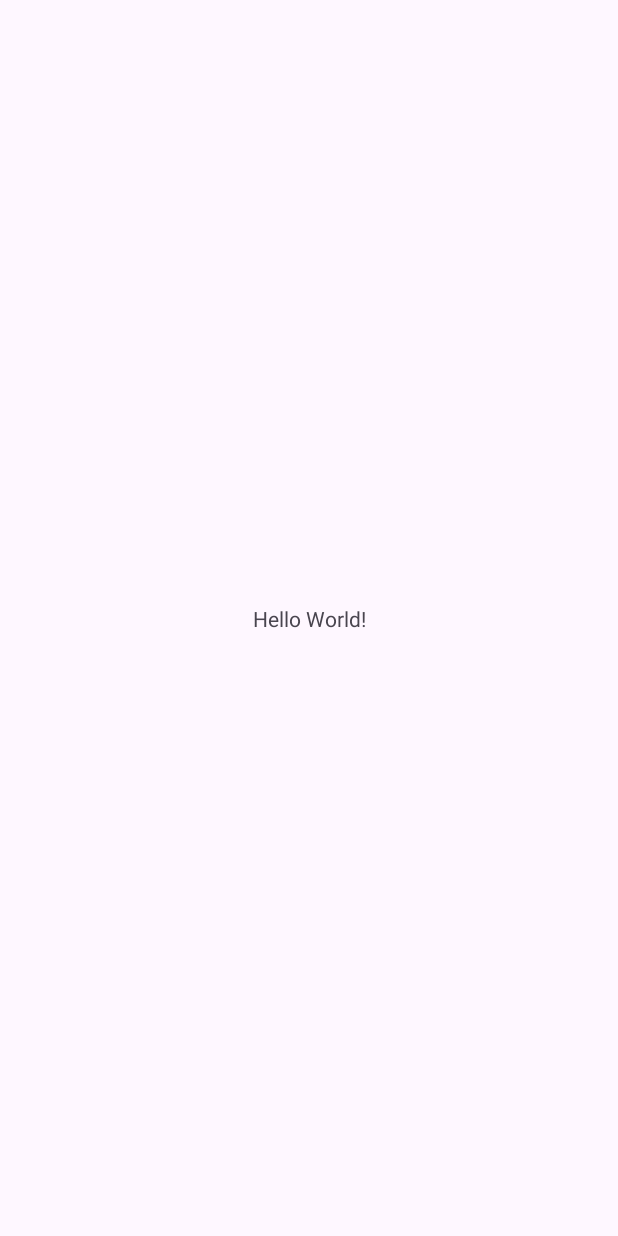
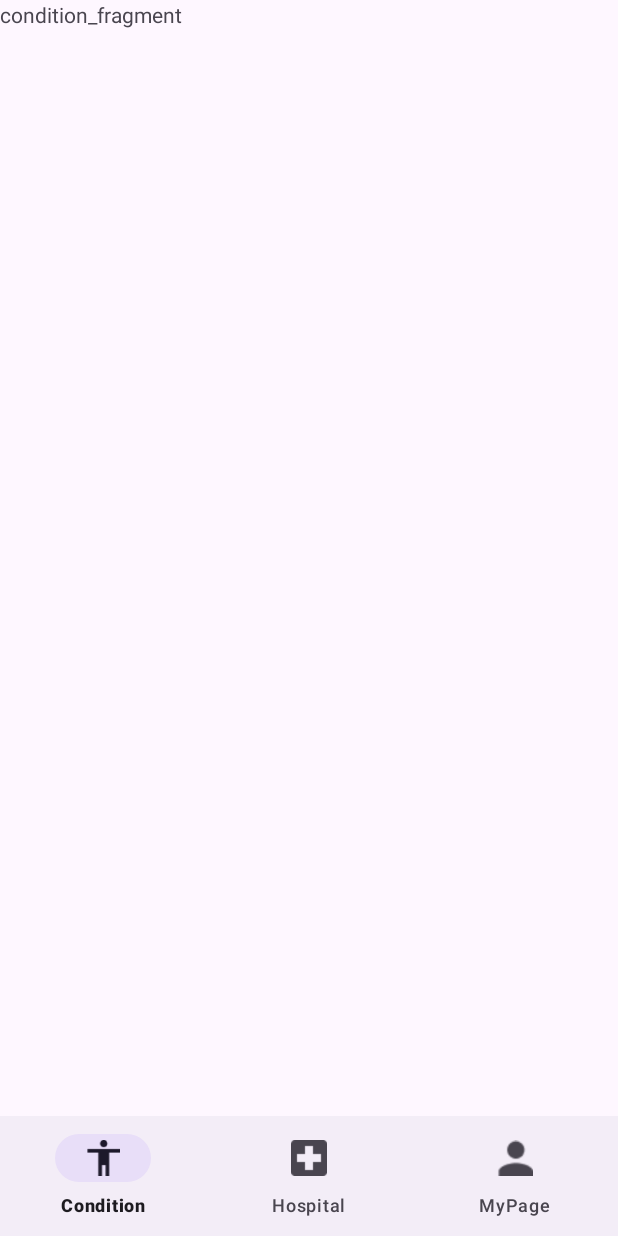
Before and after one commit to Sohyunnnn/2024-Elderus-SolutionChallenge, an Android app: the screen it shows after launch (MainActivity), on a phone screen of 412 x 824 dp. Before the commit the screen is almost empty. Run offline under Robolectric (Android 15) with nearby library versions, the phone set to English and light mode, and no system bars.

Commit message:
Feat: 하단탭 기능 구현 완료

```diff
--- a/ANDROID/app/build.gradle.kts
+++ b/ANDROID/app/build.gradle.kts
@@ -5,7 +5,7 @@ plugins {
 
 android {
     namespace = "com.example.elderus"
-    compileSdk = 33
+    compileSdk = 34
 
     defaultConfig {
         applicationId = "com.example.elderus"
@@ -44,4 +44,7 @@ dependencies {
     testImplementation("junit:junit:4.13.2")
     androidTestImplementation("androidx.test.ext:junit:1.1.5")
     androidTestImplementation("androidx.test.espresso:espresso-core:3.5.1")
+
+
+    implementation ("androidx.activity:activity:1.8.0")
 }
--- /dev/null
+++ b/ANDROID/app/src/main/java/com/example/elderus/ConditionFragment.kt
@@ -0,0 +1,59 @@
+package com.example.elderus
+
+import android.os.Bundle
+import androidx.fragment.app.Fragment
+import android.view.LayoutInflater
+import android.view.View
+import android.view.ViewGroup
+
+// TODO: Rename parameter arguments, choose names that match
+// the fragment initialization parameters, e.g. ARG_ITEM_NUMBER
+private const val ARG_PARAM1 = "param1"
+private const val ARG_PARAM2 = "param2"
+
+/**
+ * A simple [Fragment] subclass.
+ * Use the [ConditionFragment.newInstance] factory method to
+ * create an instance of this fragment.
+ */
+class ConditionFragment : Fragment() {
+    // TODO: Rename and change types of parameters
+    private var param1: String? = null
+    private var param2: String? = null
+
+    override fun onCreate(savedInstanceState: Bundle?) {
+        super.onCreate(savedInstanceState)
+        arguments?.let {
+            param1 = it.getString(ARG_PARAM1)
+            param2 = it.getString(ARG_PARAM2)
+        }
+    }
+
+    override fun onCreateView(
+        inflater: LayoutInflater, container: ViewGroup?,
+        savedInstanceState: Bundle?
+    ): View? {
+        // Inflate the layout for this fragment
+        return inflater.inflate(R.layout.fragment_condition, container, false)
+    }
+
+    companion object {
+        /**
+         * Use this factory method to create a new instance of
+         * this fragment using the provided parameters.
+         *
+         * @param param1 Parameter 1.
+         * @param param2 Parameter 2.
+         * @return A new instance of fragment ConditionFragment.
+         */
+        // TODO: Rename and change types and number of parameters
+        @JvmStatic
+        fun newInstance(param1: String, param2: String) =
+            ConditionFragment().apply {
+                arguments = Bundle().apply {
+                    putString(ARG_PARAM1, param1)
+                    putString(ARG_PARAM2, param2)
+                }
+            }
+    }
+}
--- a/ANDROID/app/src/main/java/com/example/elderus/MainActivity.kt
+++ b/ANDROID/app/src/main/java/com/example/elderus/MainActivity.kt
@@ -2,10 +2,49 @@ package com.example.elderus
 
 import androidx.appcompat.app.AppCompatActivity
 import android.os.Bundle
+import androidx.constraintlayout.widget.ConstraintLayout
+import androidx.fragment.app.Fragment
+import com.google.android.material.bottomnavigation.BottomNavigationView
 
 class MainActivity : AppCompatActivity() {
+
+    private val frame: ConstraintLayout by lazy { // activity_main의 화면 부분
+        findViewById(R.id.body_container)
+    }
+
+    private val bottomNagivationView: BottomNavigationView by lazy { // 하단 네비게이션 바
+        findViewById(R.id.bottom_navigation)
+    }
+
     override fun onCreate(savedInstanceState: Bundle?) {
         super.onCreate(savedInstanceState)
         setContentView(R.layout.activity_main)
+
+        // 애플리케이션 실행 후 첫 화면 설정
+        supportFragmentManager.beginTransaction().add(frame.id, ConditionFragment()).commit()
+
+        // 하단 네비게이션 바 클릭 이벤트 설정
+        bottomNagivationView.setOnNavigationItemSelectedListener {item ->
+            when(item.itemId) {
+                R.id.nav_condition -> {
+                    replaceFragment(ConditionFragment())
+                    true
+                }
+                R.id.nav_hospital -> {
+                    replaceFragment(HospitalFragment())
+                    true
+                }
+                R.id.nav_my_page -> {
+                    replaceFragment(MyPageFragment())
+                    true
+                }
+                else -> false
+            }
+        }
+    }
+
+    // 화면 전환 구현 메소드
+    fun replaceFragment(fragment: Fragment) {
+        supportFragmentManager.beginTransaction().replace(frame.id, fragment).commit()
     }
 }
--- a/ANDROID/app/src/main/res/layout/activity_main.xml
+++ b/ANDROID/app/src/main/res/layout/activity_main.xml
@@ -4,15 +4,16 @@
     xmlns:tools="http://schemas.android.com/tools"
     android:layout_width="match_parent"
     android:layout_height="match_parent"
+    android:id="@+id/body_container"
     tools:context=".MainActivity">
 
-    <TextView
-        android:layout_width="wrap_content"
+    <com.google.android.material.bottomnavigation.BottomNavigationView
+        android:layout_width="match_parent"
         android:layout_height="wrap_content"
-        android:text="Hello World!"
-        app:layout_constraintBottom_toBottomOf="parent"
-        app:layout_constraintEnd_toEndOf="parent"
+        app:menu="@menu/item_menu"
+        android:id="@+id/bottom_navigation"
         app:layout_constraintStart_toStartOf="parent"
-        app:layout_constraintTop_toTopOf="parent" />
+        app:layout_constraintBottom_toBottomOf="parent"/>
+
 
 </androidx.constraintlayout.widget.ConstraintLayout>
--- /dev/null
+++ b/ANDROID/app/src/main/res/layout/fragment_condition.xml
@@ -0,0 +1,14 @@
+<?xml version="1.0" encoding="utf-8"?>
+<FrameLayout xmlns:android="http://schemas.android.com/apk/res/android"
+    xmlns:tools="http://schemas.android.com/tools"
+    android:layout_width="match_parent"
+    android:layout_height="match_parent"
+    tools:context=".ConditionFragment">
+
+    <!-- TODO: Update blank fragment layout -->
+    <TextView
+        android:layout_width="match_parent"
+        android:layout_height="match_parent"
+        android:text="condition_fragment" />
+
+</FrameLayout>
--- /dev/null
+++ b/ANDROID/app/src/main/res/menu/item_menu.xml
@@ -0,0 +1,21 @@
+<menu xmlns:android="http://schemas.android.com/apk/res/android"
+    xmlns:app="http://schemas.android.com/apk/res-auto">
+
+        <item
+            android:id="@+id/nav_condition"
+            android:title="Condition"
+            android:enabled="true"
+            android:icon="@drawable/ic_condition" />
+
+        <item
+            android:id="@+id/nav_hospital"
+            android:title="Hospital"
+            android:enabled="true"
+            android:icon="@drawable/ic_hospital" />
+
+        <item
+            android:id="@+id/nav_my_page"
+            android:title="MyPage"
+            android:enabled="true"
+            android:icon="@drawable/ic_my_page" />
+</menu>
--- a/ANDROID/app/src/main/res/values/strings.xml
+++ b/ANDROID/app/src/main/res/values/strings.xml
@@ -1,3 +1,5 @@
 <resources>
     <string name="app_name">Elderus</string>
+    <!-- TODO: Remove or change this placeholder text -->
+    <string name="hello_blank_fragment">Hello blank fragment</string>
 </resources>
```
Also changed, not shown: ANDROID/app/src/main/java/com/example/elderus/HospitalFragment.kt (added, +59 -0 lines), ANDROID/app/src/main/java/com/example/elderus/MyPageFragment.kt (added, +59 -0 lines), ANDROID/app/src/main/res/layout/fragment_hospital.xml (added, +14 -0 lines), ANDROID/app/src/main/res/layout/fragment_my_page.xml (added, +14 -0 lines), ANDROID/app/src/main/res/drawable/ic_condition.png (added), ANDROID/app/src/main/res/drawable/ic_hospital.png (added), ANDROID/app/src/main/res/drawable/ic_my_page.png (added).
